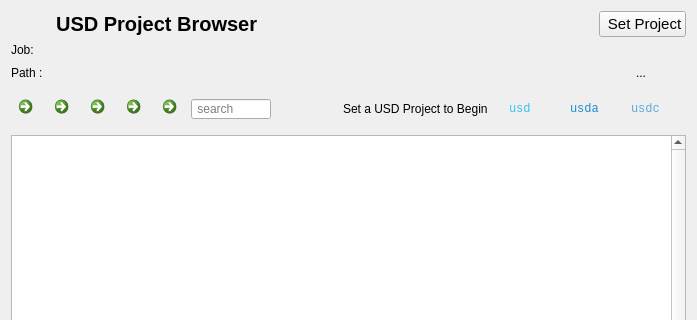
First picture: the form in projectview.ui, repository scmacoll/USDbrowserdrafts, before the edit; both pictures show x 0 to 697 and y 0 to 320 of the 697 by 772 pixel window.
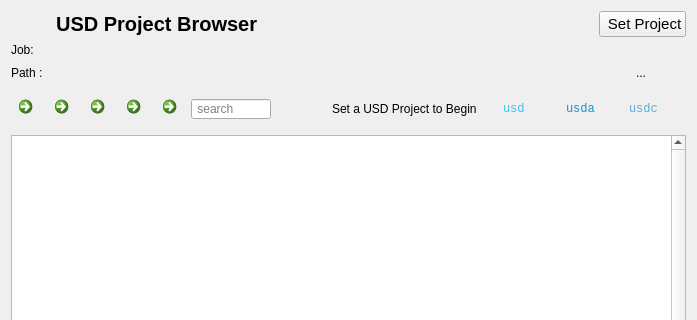
Second picture: the form after the edit. Icons and pictures are not drawn.

Commit message: added 'OverLine()' for usd labels

The edit to the form file:
```diff
--- a/projectview.ui
+++ b/projectview.ui
@@ -344,7 +344,7 @@
          </property>
          <property name="sizeHint" stdset="0">
           <size>
-           <width>15</width>
+           <width>20</width>
            <height>20</height>
           </size>
          </property>
@@ -395,7 +395,7 @@
          </property>
          <property name="sizeHint" stdset="0">
           <size>
-           <width>15</width>
+           <width>17</width>
            <height>20</height>
           </size>
          </property>
@@ -449,7 +449,7 @@
          </property>
          <property name="sizeHint" stdset="0">
           <size>
-           <width>15</width>
+           <width>17</width>
            <height>20</height>
           </size>
          </property>
@@ -500,7 +500,7 @@
          </property>
          <property name="sizeHint" stdset="0">
           <size>
-           <width>15</width>
+           <width>17</width>
            <height>20</height>
           </size>
          </property>
```
Left out of the diff: 2 changed lines with no effect on the pictures. The commit also changes 2 other files.
